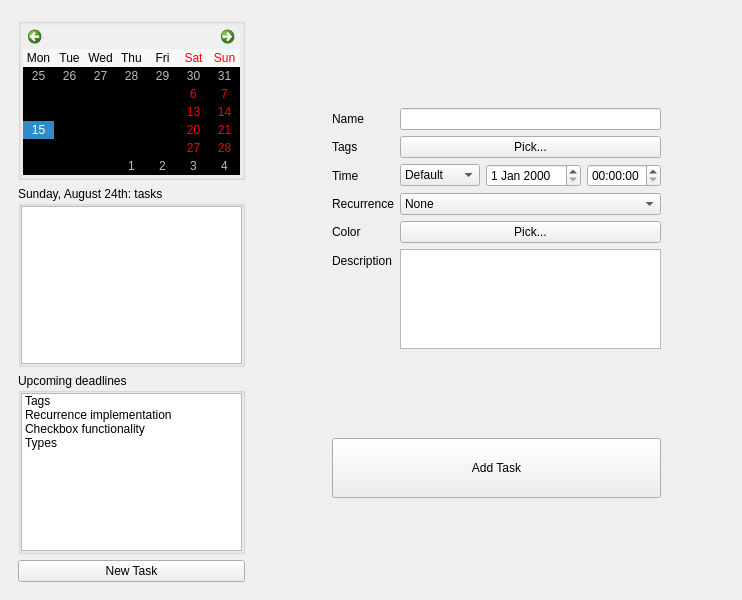
Old version of the form src/mainwindow.ui in the repository david4more/QtToDo.
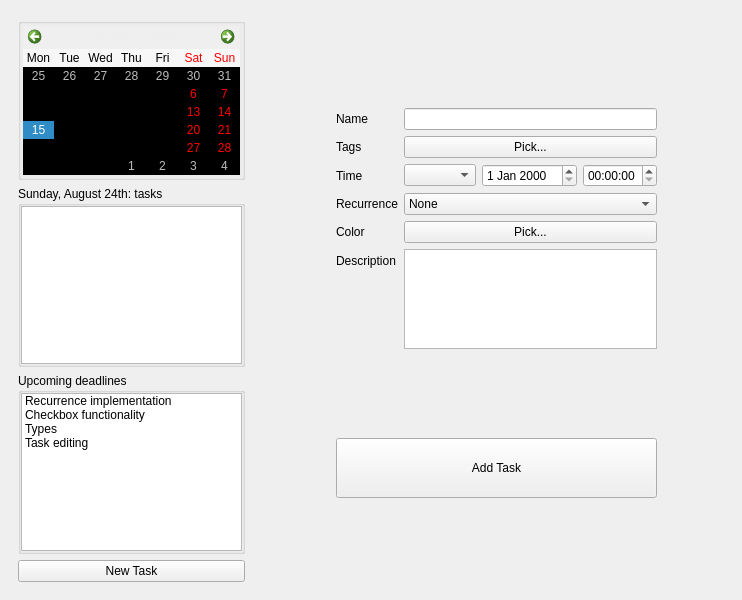
New version of the form.

Commit message: add separation by task type

What changed in the file:
```diff
--- a/src/mainwindow.ui
+++ b/src/mainwindow.ui
@@ -177,11 +177,6 @@
           </property>
           <item>
            <widget class="QListWidget" name="deadlinesListWidget">
-            <item>
-             <property name="text">
-              <string>Tags</string>
-             </property>
-            </item>
             <item>
              <property name="text">
               <string>Recurrence implementation</string>
@@ -197,6 +192,11 @@
               <string>Types</string>
              </property>
             </item>
+            <item>
+             <property name="text">
+              <string>Task editing</string>
+             </property>
+            </item>
            </widget>
           </item>
          </layout>
@@ -357,23 +357,8 @@
             <item>
              <widget class="QComboBox" name="taskTypeBox">
               <property name="currentIndex">
-               <number>0</number>
+               <number>-1</number>
               </property>
-              <item>
-               <property name="text">
-                <string>Default</string>
-               </property>
-              </item>
-              <item>
-               <property name="text">
-                <string>Due time</string>
-               </property>
-              </item>
-              <item>
-               <property name="text">
-                <string>Deadline</string>
-               </property>
-              </item>
              </widget>
             </item>
             <item>
```
Left out of the diff: 4 changed lines with no effect on the pictures. The commit also changes 5 other files.
